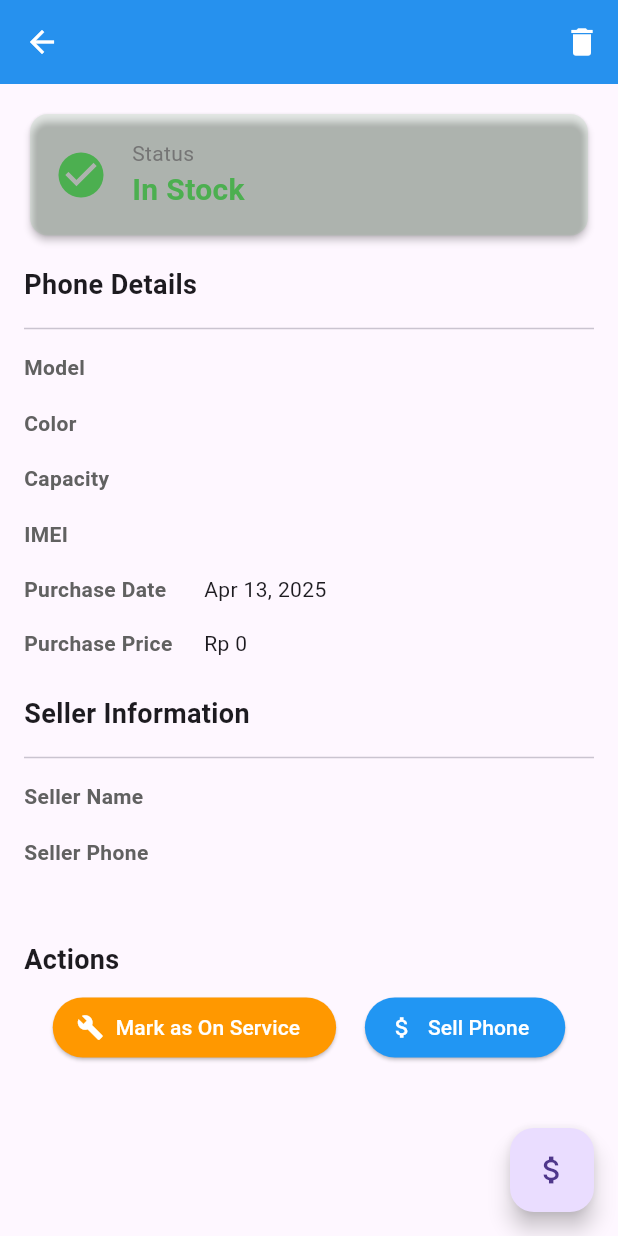
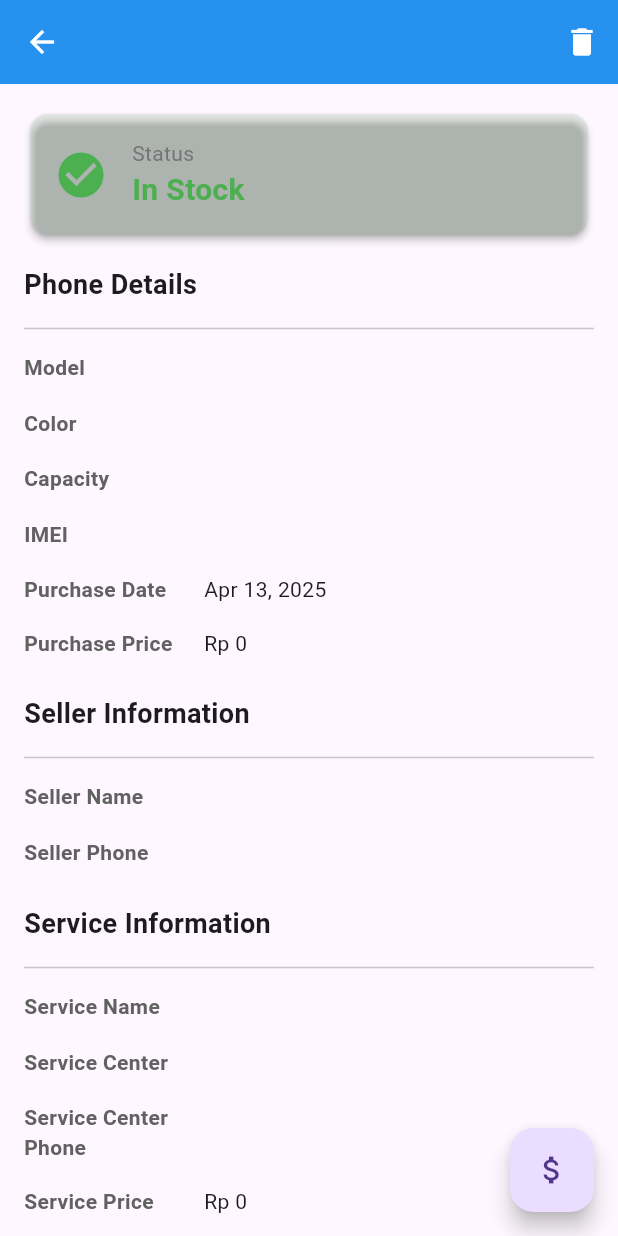
Before and after one commit to kurniawansivan/jbiphone-stock, a Flutter app: the PhoneDetailScreen screen opened directly with empty values, on a phone screen of 412 x 824 dp. Run offline on Flutter 3.47's test engine with Material 2 defaults, Android fonts, the phone set to English and light mode, and no system bars; our stand-ins replace sqflite; accounts and stored records are empty.

Commit message:
Move to Staging

```diff
--- a/lib/database/database_helper.dart
+++ b/lib/database/database_helper.dart
@@ -24,7 +24,7 @@ class DatabaseHelper {
 
     return await openDatabase(
       path,
-      version: 2,
+      version: 3, // Incremented version number for the schema update
       onCreate: _onCreate,
       onUpgrade: _onUpgrade,
     );
@@ -47,7 +47,11 @@ class DatabaseHelper {
         buyer_name TEXT,
         buyer_phone TEXT,
         sale_date INTEGER,
-        sale_price REAL
+        sale_price REAL,
+        service_name TEXT,
+        service_center_name TEXT,
+        service_center_phone TEXT,
+        service_price REAL
       )
     ''');
   }
@@ -56,9 +60,22 @@ class DatabaseHelper {
     if (oldVersion < 2) {
       // Add new columns for the color, capacity, seller name and phone
       await db.execute('ALTER TABLE phones ADD COLUMN color TEXT DEFAULT ""');
-      await db.execute('ALTER TABLE phones ADD COLUMN capacity TEXT DEFAULT ""');
-      await db.execute('ALTER TABLE phones ADD COLUMN seller_name TEXT DEFAULT ""');
-      await db.execute('ALTER TABLE phones ADD COLUMN seller_phone TEXT DEFAULT ""');
+      await db
+          .execute('ALTER TABLE phones ADD COLUMN capacity TEXT DEFAULT ""');
+      await db
+          .execute('ALTER TABLE phones ADD COLUMN seller_name TEXT DEFAULT ""');
+      await db.execute(
+          'ALTER TABLE phones ADD COLUMN seller_phone TEXT DEFAULT ""');
+    }
+
+    if (oldVersion < 3) {
+      // Add new columns for service information
+      await db.execute('ALTER TABLE phones ADD COLUMN service_name TEXT');
+      await db
+          .execute('ALTER TABLE phones ADD COLUMN service_center_name TEXT');
+      await db
+          .execute('ALTER TABLE phones ADD COLUMN service_center_phone TEXT');
+      await db.execute('ALTER TABLE phones ADD COLUMN service_price REAL');
     }
   }
 
--- a/lib/models/phone.dart
+++ b/lib/models/phone.dart
@@ -19,6 +19,12 @@ class Phone {
   DateTime? saleDate;
   double? salePrice;
 
+  // Service information
+  String? serviceName;
+  String? serviceCenterName;
+  String? serviceCenterPhone;
+  double? servicePrice;
+
   Phone({
     this.id,
     required this.model,
@@ -35,14 +41,23 @@ class Phone {
     this.buyerPhone,
     this.saleDate,
     this.salePrice,
+    this.serviceName,
+    this.serviceCenterName,
+    this.serviceCenterPhone,
+    this.servicePrice,
   });
 
   // Calculate profit
   double? getProfit() {
     if (status == PhoneStatus.sold && salePrice != null) {
-      return salePrice! - purchasePrice;
+      return salePrice! - purchasePrice - (servicePrice ?? 0);
     }
     return null;
+  }
+
+  // Get total cost (purchase price + service price if any)
+  double getTotalCost() {
+    return purchasePrice + (servicePrice ?? 0);
   }
 
   // Convert Phone object to a map for database operations
@@ -63,6 +78,10 @@ class Phone {
       'buyer_phone': buyerPhone,
       'sale_date': saleDate?.millisecondsSinceEpoch,
       'sale_price': salePrice,
+      'service_name': serviceName,
+      'service_center_name': serviceCenterName,
+      'service_center_phone': serviceCenterPhone,
+      'service_price': servicePrice,
     };
   }
 
@@ -86,6 +105,10 @@ class Phone {
           ? DateTime.fromMillisecondsSinceEpoch(map['sale_date'])
           : null,
       salePrice: map['sale_price'],
+      serviceName: map['service_name'],
+      serviceCenterName: map['service_center_name'],
+      serviceCenterPhone: map['service_center_phone'],
+      servicePrice: map['service_price'],
     );
   }
 }
--- a/lib/screens/phone_detail_screen.dart
+++ b/lib/screens/phone_detail_screen.dart
@@ -5,6 +5,7 @@ import '../providers/phone_provider.dart';
 import '../providers/stats_provider.dart';
 import '../utils/formatters.dart';
 import 'sell_phone_screen.dart';
+import 'service_phone_screen.dart';
 
 class PhoneDetailScreen extends StatelessWidget {
   final Phone phone;
@@ -175,6 +176,14 @@ class PhoneDetailScreen extends StatelessWidget {
             _buildDetailRow('Purchase Price',
                 Formatters.formatCurrency(phone.purchasePrice)),
 
+            // Total Cost (Purchase Price + Service Price)
+            if (phone.servicePrice != null && phone.servicePrice! > 0)
+              _buildDetailRow(
+                'Total Cost',
+                Formatters.formatCurrency(phone.getTotalCost()),
+                valueColor: Colors.red,
+              ),
+
             // Notes
             if (phone.notes != null && phone.notes!.isNotEmpty)
               _buildDetailRow('Notes', phone.notes!),
@@ -200,8 +209,41 @@ class PhoneDetailScreen extends StatelessWidget {
 
             const SizedBox(height: 16),
 
+            // Service Information Section (Only for onService phones or when service info exists)
+            if (phone.status == PhoneStatus.onService ||
+                phone.serviceName != null) ...[
+              const Text(
+                'Service Information',
+                style: TextStyle(
+                  fontSize: 18,
+                  fontWeight: FontWeight.bold,
+                ),
+              ),
+              const SizedBox(height: 8),
+              const Divider(),
+
+              // Service Name
+              if (phone.serviceName != null)
+                _buildDetailRow('Service Name', phone.serviceName!),
+
+              // Service Center
+              if (phone.serviceCenterName != null)
+                _buildDetailRow('Service Center', phone.serviceCenterName!),
+
+              // Service Center Phone
+              if (phone.serviceCenterPhone != null)
+                _buildDetailRow(
+                    'Service Center Phone', phone.serviceCenterPhone!),
+
+              // Service Price
+              if (phone.servicePrice != null)
+                _buildDetailRow('Service Price',
+                    Formatters.formatCurrency(phone.servicePrice!)),
+            ],
+
             // Buyer Information Section (Only for sold phones)
             if (phone.status == PhoneStatus.sold) ...[
+              const SizedBox(height: 16),
               const Text(
                 'Buyer Information',
                 style: TextStyle(
@@ -253,6 +295,17 @@ class PhoneDetailScreen extends StatelessWidget {
                     ElevatedButton.icon(
                       onPressed: () async {
                         await phoneProvider.markPhoneAsOnService(phone.id!);
+
+                        if (context.mounted) {
+                          // Navigate to service form
+                          Navigator.push(
+                            context,
+                            MaterialPageRoute(
+                              builder: (context) =>
+                                  ServicePhoneScreen(phone: phone),
+                            ),
+                          );
+                        }
                       },
                       icon: const Icon(Icons.build),
                       label: const Text('Mark as On Service'),
@@ -261,7 +314,24 @@ class PhoneDetailScreen extends StatelessWidget {
                         foregroundColor: Colors.white,
                       ),
                     )
-                  else
+                  else if (phone.status == PhoneStatus.onService) ...[
+                    ElevatedButton.icon(
+                      onPressed: () {
+                        Navigator.push(
+                          context,
+                          MaterialPageRoute(
+                            builder: (context) =>
+                                ServicePhoneScreen(phone: phone),
+                          ),
+                        );
+                      },
+                      icon: const Icon(Icons.edit),
+                      label: const Text('Edit Service Info'),
+                      style: ElevatedButton.styleFrom(
+                        backgroundColor: Colors.orange,
+                        foregroundColor: Colors.white,
+                      ),
+                    ),
                     ElevatedButton.icon(
                       onPressed: () async {
                         await phoneProvider.markPhoneAsInStock(phone.id!);
@@ -273,6 +343,7 @@ class PhoneDetailScreen extends StatelessWidget {
                         foregroundColor: Colors.white,
                       ),
                     ),
+                  ],
                   ElevatedButton.icon(
                     onPressed: () {
                       Navigator.push(
```
Also changed, not shown: lib/providers/phone_provider.dart (+37 -0 lines), lib/screens/home_screen.dart (+7 -0 lines), lib/screens/on_service_phones_screen.dart (added, +188 -0 lines), lib/screens/service_phone_screen.dart (added, +251 -0 lines).
